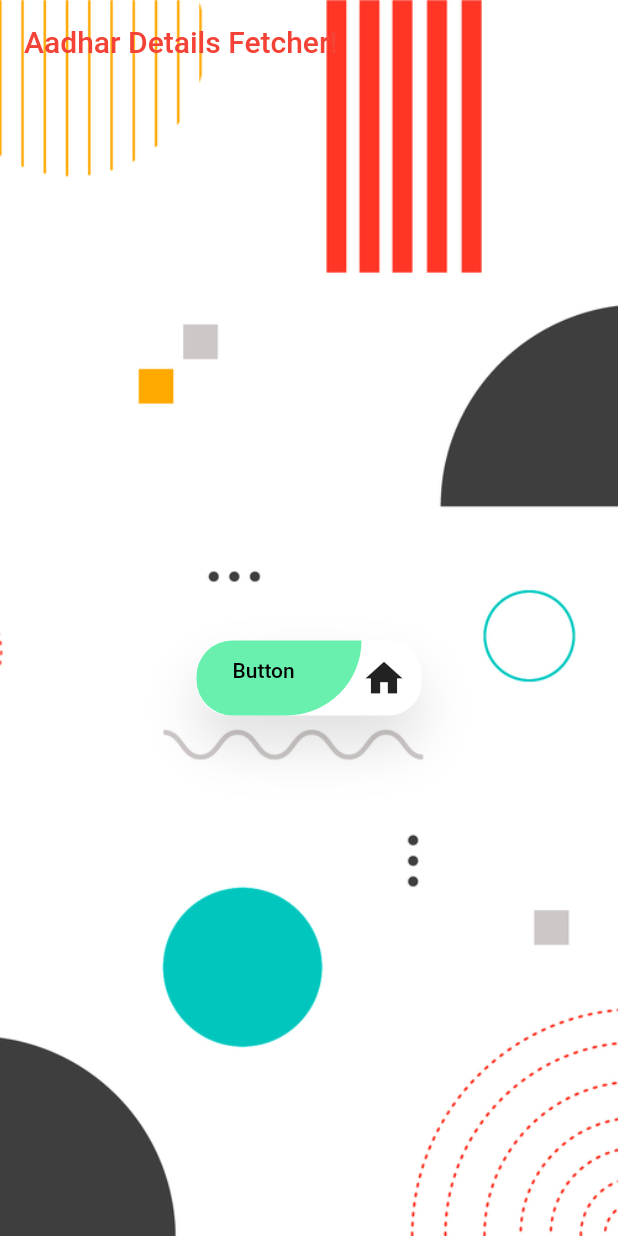
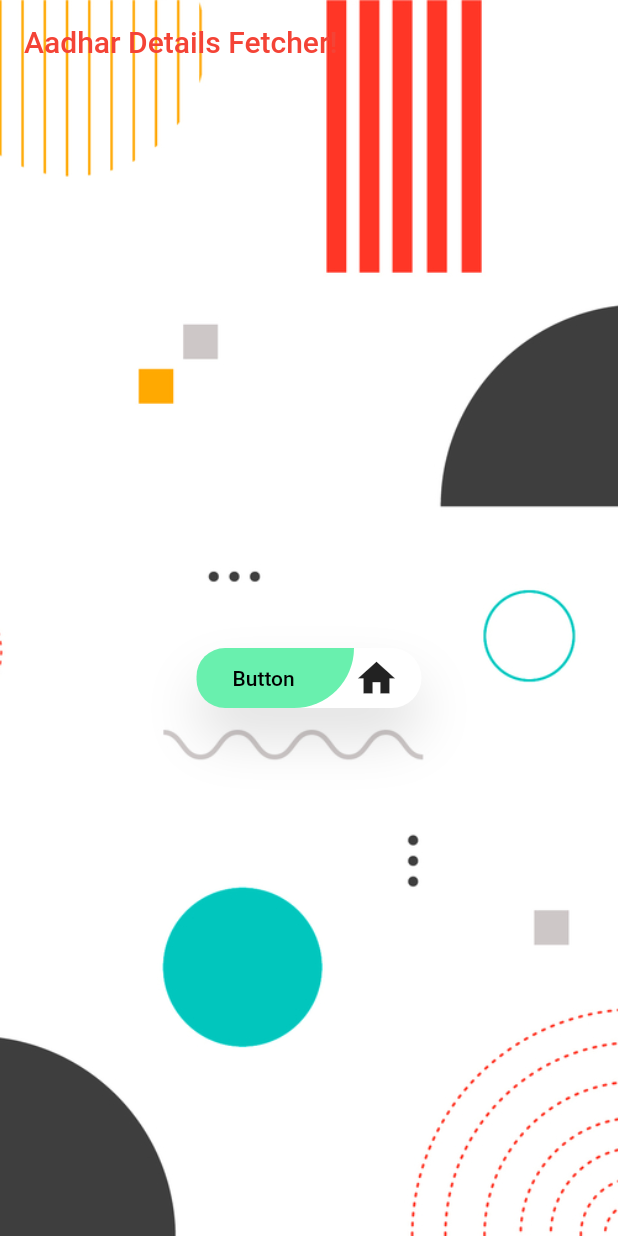
Before and after one commit to probe2k/aadhar_flutter, a Flutter app: the screen it shows after launch, on a phone screen of 412 x 824 dp. Run offline on Flutter 3.47's test engine with Material 2 defaults, Android fonts, the phone set to English and light mode, and no system bars; our stand-ins replace webview_flutter.

Commit message:
Final redef

```diff
--- a/lib/app_home.dart
+++ b/lib/app_home.dart
@@ -66,8 +66,8 @@ class _AppHomeState extends State<AppHome> {
               child: Row(
                 children: [
                   Container(
-                    height: 50.0,
-                    width: 110.0,
+                    height: 40.0,
+                    width: 105.0,
                     padding: const EdgeInsets.symmetric(
                       vertical: 12.0,
                       horizontal: 24.0,
--- a/pubspec.yaml
+++ b/pubspec.yaml
@@ -9,13 +9,13 @@ publish_to: 'none' # Remove this line if you wish to publish to pub.dev
 # A version number is three numbers separated by dots, like 1.2.43
 # followed by an optional build number separated by a +.
 # Both the version and the builder number may be overridden in flutter
-# build by specifying --build-name and --build-number, respectively.
 # In Android, build-name is used as versionName while build-number used as versionCode.
 # Read more about Android versioning at https://developer.android.com/studio/publish/versioning
 # In iOS, build-name is used as CFBundleShortVersionString while build-number used as CFBundleVersion.
 # Read more about iOS versioning at
 # https://developer.apple.com/library/archive/documentation/General/Reference/InfoPlistKeyReference/Articles/CoreFoundationKeys.html
 version: 1.0.0+1
+# build by specifying --build-name and --build-number, respectively.
 
 environment:
   sdk: ">=2.7.0 <3.0.0"
```
Also changed, not shown: pubspec.lock, 1 other file.
